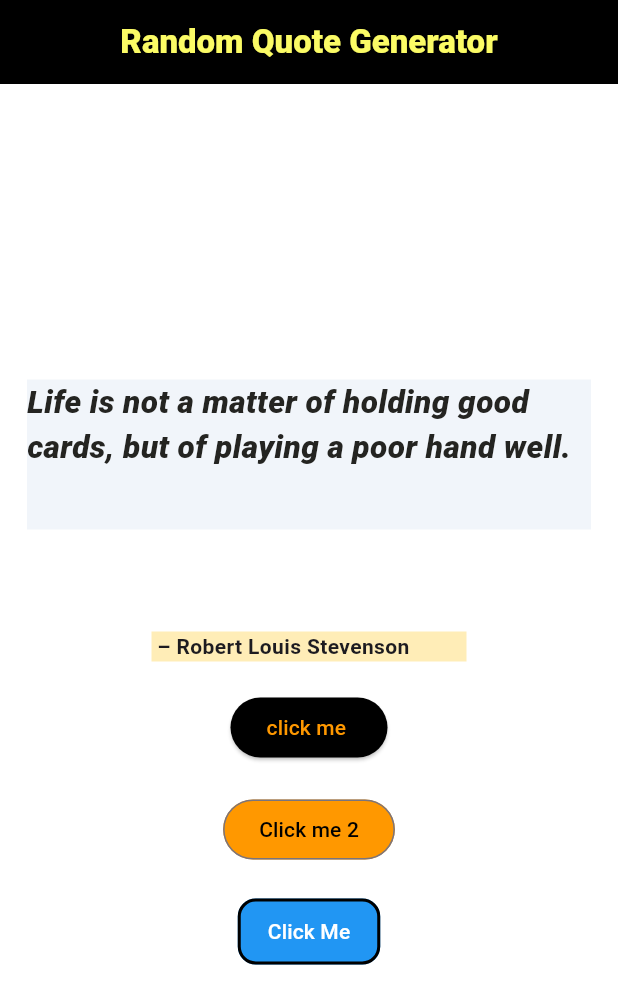
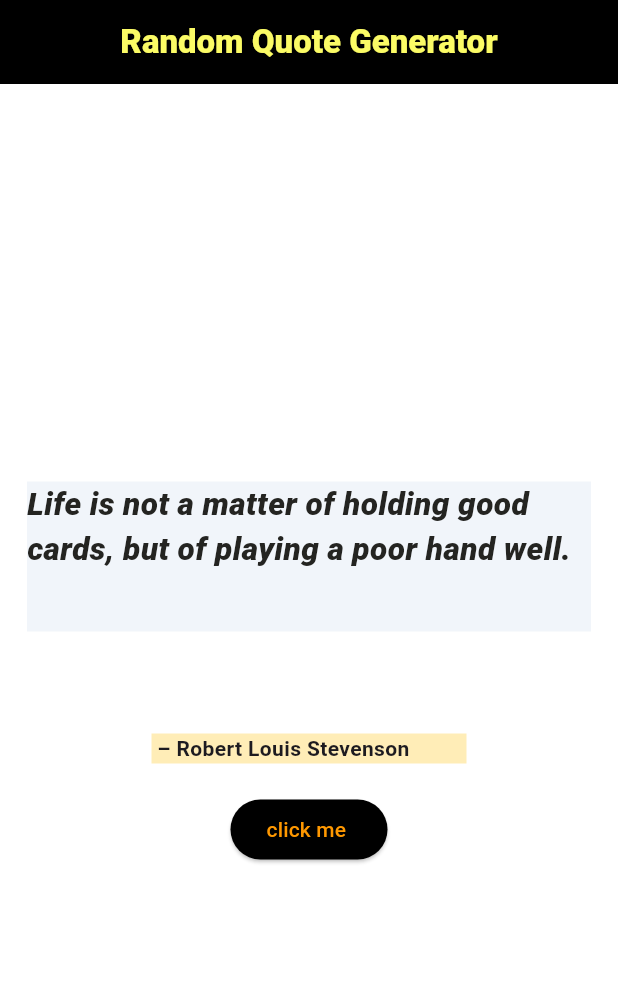
Before and after one commit to Aalokkumar0/random_quota_generator_app, a Flutter app: the screen it shows after launch, on a phone screen of 412 x 824 dp. Shown: the top 1004 px of the screen. Run offline on Flutter 3.47's test engine with Material 3 defaults, Android fonts, the phone set to English and light mode, and no system bars; our stand-ins replace logger.

```diff
--- a/random_quota_generator_app4/lib/screen/quote_screen.dart
+++ b/random_quota_generator_app4/lib/screen/quote_screen.dart
@@ -69,8 +69,8 @@ class _QuoteScreenState extends State<QuoteScreen> {
             child: Text("click me "),
           ),
 
-          SizedBox(height: 20),
-          // OutliedButton
+          /* SizedBox(height: 20),
+          //OutliedButton
           OutlinedButton(
             style: OutlinedButton.styleFrom(
               backgroundColor: Colors.orange,
@@ -102,8 +102,9 @@ class _QuoteScreenState extends State<QuoteScreen> {
             ),
             child: Text("Click Me"),
           ),
+          */
 
-          // floating Action button
+
 
         ],
       ),
```
